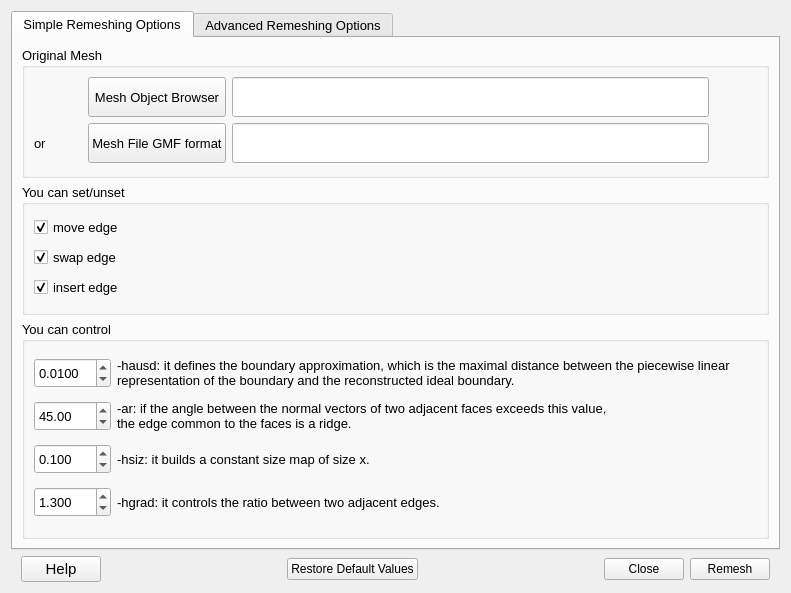
This is MyPlugDialog.ui in SalomePlatform/mmgplugin as Qt 5 draws it before an edit. The edited form follows.
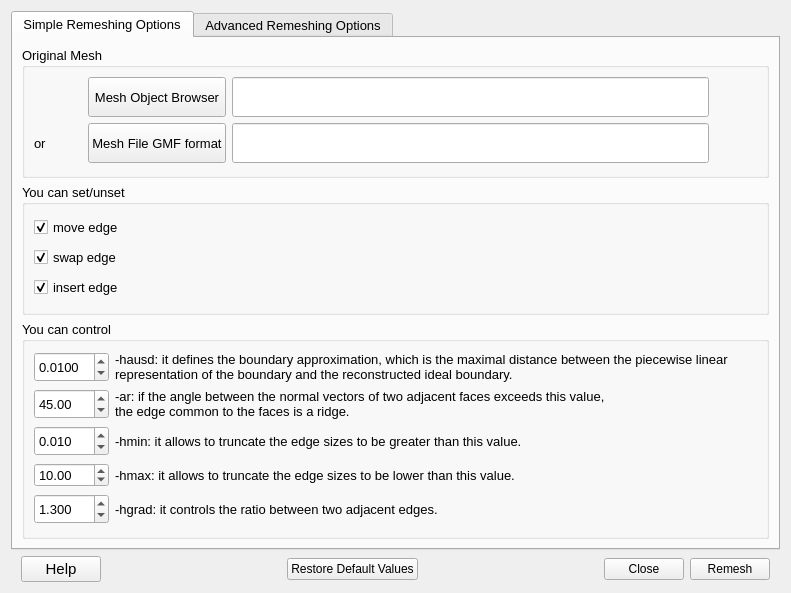
This is the edited form.

Commit message: feat: hmax hmin, computed by default values remove hsiz #7

```diff
--- a/MyPlugDialog.ui
+++ b/MyPlugDialog.ui
@@ -88,7 +88,7 @@
          <property name="checkable">
           <bool>false</bool>
          </property>
-         <layout class="QGridLayout" name="gridLayout_3" rowstretch="0,0,0,0" columnstretch="3,10,1">
+         <layout class="QGridLayout" name="gridLayout_3" rowstretch="0,0,0,0,0" columnstretch="3,0,0">
           <property name="sizeConstraint">
            <enum>QLayout::SetNoConstraint</enum>
           </property>
@@ -107,7 +107,7 @@
              <number>3</number>
             </property>
             <property name="minimum">
-             <double>0.010000000000000</double>
+             <double>0.001000000000000</double>
             </property>
             <property name="maximum">
              <double>100.000000000000000</double>
@@ -119,103 +119,7 @@
              <enum>QAbstractSpinBox::AdaptiveDecimalStepType</enum>
             </property>
             <property name="value">
-             <double>0.100000000000000</double>
-            </property>
-           </widget>
-          </item>
-          <item row="0" column="0">
-           <widget class="QDoubleSpinBox" name="SP_Geomapp">
-            <property name="minimumSize">
-             <size>
-              <width>0</width>
-              <height>30</height>
-             </size>
-            </property>
-            <property name="decimals">
-             <number>4</number>
-            </property>
-            <property name="minimum">
-             <double>0.000000000000000</double>
-            </property>
-            <property name="singleStep">
              <double>0.010000000000000</double>
-            </property>
-            <property name="stepType">
-             <enum>QAbstractSpinBox::AdaptiveDecimalStepType</enum>
-            </property>
-            <property name="value">
-             <double>0.010000000000000</double>
-            </property>
-           </widget>
-          </item>
-          <item row="1" column="2">
-           <spacer name="horizontalSpacer_7">
-            <property name="orientation">
-             <enum>Qt::Horizontal</enum>
-            </property>
-            <property name="sizeHint" stdset="0">
-             <size>
-              <width>40</width>
-              <height>20</height>
-             </size>
-            </property>
-           </spacer>
-          </item>
-          <item row="3" column="2">
-           <spacer name="horizontalSpacer_10">
-            <property name="orientation">
-             <enum>Qt::Horizontal</enum>
-            </property>
-            <property name="sizeHint" stdset="0">
-             <size>
-              <width>40</width>
-              <height>20</height>
-             </size>
-            </property>
-           </spacer>
-          </item>
-          <item row="2" column="2">
-           <spacer name="horizontalSpacer_9">
-            <property name="orientation">
-             <enum>Qt::Horizontal</enum>
-            </property>
-            <property name="sizeHint" stdset="0">
-             <size>
-              <width>40</width>
-              <height>20</height>
-             </size>
-            </property>
-           </spacer>
-          </item>
-          <item row="3" column="0">
-           <widget class="QDoubleSpinBox" name="SP_Gradation">
-            <property name="minimumSize">
-             <size>
-              <width>0</width>
-              <height>30</height>
-             </size>
-            </property>
-            <property name="decimals">
-             <number>3</number>
-            </property>
-            <property name="singleStep">
-             <double>0.010000000000000</double>
-            </property>
-            <property name="value">
-             <double>1.300000000000000</double>
-            </property>
-           </widget>
-          </item>
-          <item row="2" column="1">
-           <widget class="QLabel" name="label_10">
-            <property name="toolTip">
-             <string>Mmg will create a mesh that will respect the intersection between the size map
-prescribed by the hausdorff parameter and the constant size map
-(which means that they keep the smallest size asked).
-This intersected size map still respects the gradation parameter.</string>
-            </property>
-            <property name="text">
-             <string>-hsiz: it builds a constant size map of size x.</string>
             </property>
            </widget>
           </item>
@@ -233,18 +137,21 @@
             </property>
            </widget>
           </item>
-          <item row="0" column="2">
-           <spacer name="horizontalSpacer_8">
-            <property name="orientation">
-             <enum>Qt::Horizontal</enum>
-            </property>
-            <property name="sizeHint" stdset="0">
+          <item row="1" column="0">
+           <widget class="QDoubleSpinBox" name="SP_Ridge">
+            <property name="minimumSize">
              <size>
-              <width>40</width>
-              <height>20</height>
+              <width>0</width>
+              <height>30</height>
              </size>
             </property>
-           </spacer>
+            <property name="maximum">
+             <double>90.000000000000000</double>
+            </property>
+            <property name="value">
+             <double>45.000000000000000</double>
+            </property>
+           </widget>
           </item>
           <item row="0" column="1">
            <widget class="QLabel" name="label_6">
@@ -264,7 +171,114 @@
             </property>
            </widget>
           </item>
-          <item row="3" column="1">
+          <item row="4" column="2">
+           <spacer name="horizontalSpacer_10">
+            <property name="orientation">
+             <enum>Qt::Horizontal</enum>
+            </property>
+            <property name="sizeHint" stdset="0">
+             <size>
+              <width>40</width>
+              <height>20</height>
+             </size>
+            </property>
+           </spacer>
+          </item>
+          <item row="1" column="2">
+           <spacer name="horizontalSpacer_7">
+            <property name="orientation">
+             <enum>Qt::Horizontal</enum>
+            </property>
+            <property name="sizeHint" stdset="0">
+             <size>
+              <width>40</width>
+              <height>20</height>
+             </size>
+            </property>
+           </spacer>
+          </item>
+          <item row="0" column="2">
+           <spacer name="horizontalSpacer_8">
+            <property name="orientation">
+             <enum>Qt::Horizontal</enum>
+            </property>
+            <property name="sizeHint" stdset="0">
+             <size>
+              <width>40</width>
+              <height>20</height>
+             </size>
+            </property>
+           </spacer>
+          </item>
+          <item row="0" column="0">
+           <widget class="QDoubleSpinBox" name="SP_Geomapp">
+            <property name="minimumSize">
+             <size>
+              <width>0</width>
+              <height>30</height>
+             </size>
+            </property>
+            <property name="decimals">
+             <number>4</number>
+            </property>
+            <property name="minimum">
+             <double>0.000000000000000</double>
+            </property>
+            <property name="singleStep">
+             <double>0.010000000000000</double>
+            </property>
+            <property name="stepType">
+             <enum>QAbstractSpinBox::AdaptiveDecimalStepType</enum>
+            </property>
+            <property name="value">
+             <double>0.010000000000000</double>
+            </property>
+           </widget>
+          </item>
+          <item row="2" column="2">
+           <spacer name="horizontalSpacer_9">
+            <property name="orientation">
+             <enum>Qt::Horizontal</enum>
+            </property>
+            <property name="sizeHint" stdset="0">
+             <size>
+              <width>40</width>
+              <height>20</height>
+             </size>
+            </property>
+           </spacer>
+          </item>
+          <item row="4" column="0">
+           <widget class="QDoubleSpinBox" name="SP_Gradation">
+            <property name="minimumSize">
+             <size>
+              <width>0</width>
+              <height>30</height>
+             </size>
+            </property>
+            <property name="decimals">
+             <number>3</number>
+            </property>
+            <property name="singleStep">
+             <double>0.010000000000000</double>
+            </property>
+            <property name="value">
+             <double>1.300000000000000</double>
+            </property>
+           </widget>
+          </item>
+          <item row="2" column="1">
+           <widget class="QLabel" name="label_10">
+            <property name="toolTip">
+             <string>The default values for this parameters are computed from the mesh bounding box.
+The minimal edge size is set to 0.01 of the bounding box size. </string>
+            </property>
+            <property name="text">
+             <string>-hmin: it allows to truncate the edge sizes to be greater than this value.</string>
+            </property>
+           </widget>
+          </item>
+          <item row="4" column="1">
            <widget class="QLabel" name="label_12">
             <property name="toolTip">
              <string>With a gradation of h, two adjacent edges e1 and e2 must respect that : 1/h &lt;= e1/e2 &lt;= h.
@@ -275,21 +289,36 @@
             </property>
            </widget>
           </item>
-          <item row="1" column="0">
-           <widget class="QDoubleSpinBox" name="SP_Ridge">
-            <property name="minimumSize">
+          <item row="3" column="0">
+           <widget class="QDoubleSpinBox" name="SP_Hmax">
+            <property name="value">
+             <double>10.000000000000000</double>
+            </property>
+           </widget>
+          </item>
+          <item row="3" column="1">
+           <widget class="QLabel" name="label">
+            <property name="toolTip">
+             <string>The default values for this parameters are computed from the mesh bounding box.
+The maximal edge size is set to two times the bounding box size.</string>
+            </property>
+            <property name="text">
+             <string>-hmax: it allows to truncate the edge sizes to be lower than this value.</string>
+            </property>
+           </widget>
+          </item>
+          <item row="3" column="2">
+           <spacer name="horizontalSpacer_18">
+            <property name="orientation">
+             <enum>Qt::Horizontal</enum>
+            </property>
+            <property name="sizeHint" stdset="0">
              <size>
-              <width>0</width>
-              <height>30</height>
+              <width>40</width>
+              <height>20</height>
              </size>
             </property>
-            <property name="maximum">
-             <double>90.000000000000000</double>
-            </property>
-            <property name="value">
-             <double>45.000000000000000</double>
-            </property>
-           </widget>
+           </spacer>
           </item>
          </layout>
         </widget>
```
Left out of the diff: 5 changed lines with no effect on the pictures. The commit also changes 10 other files.
